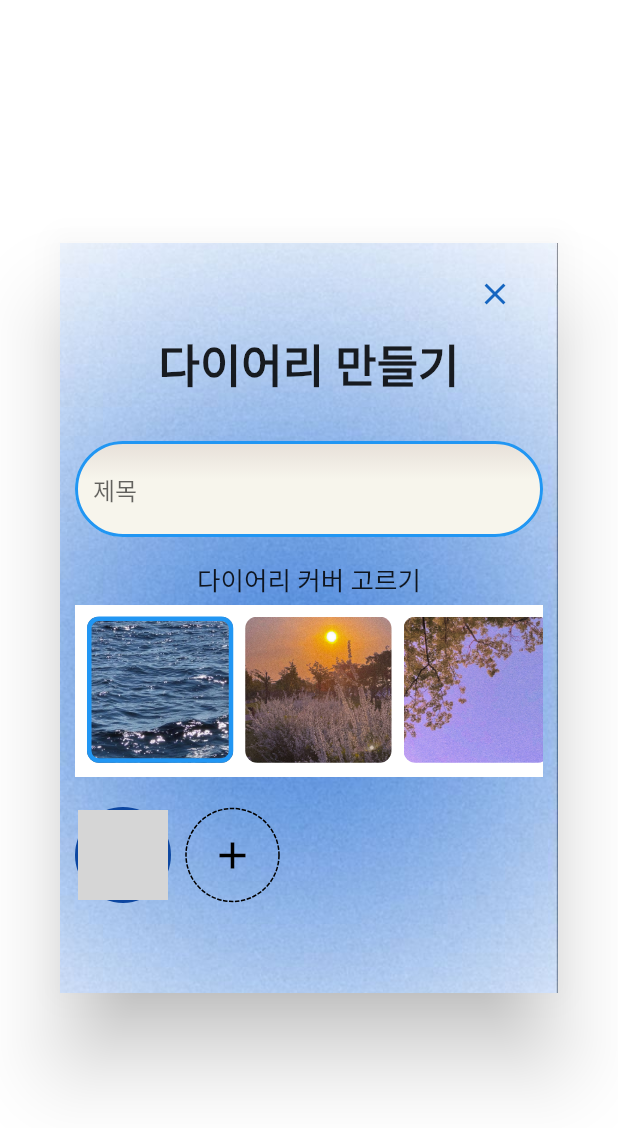
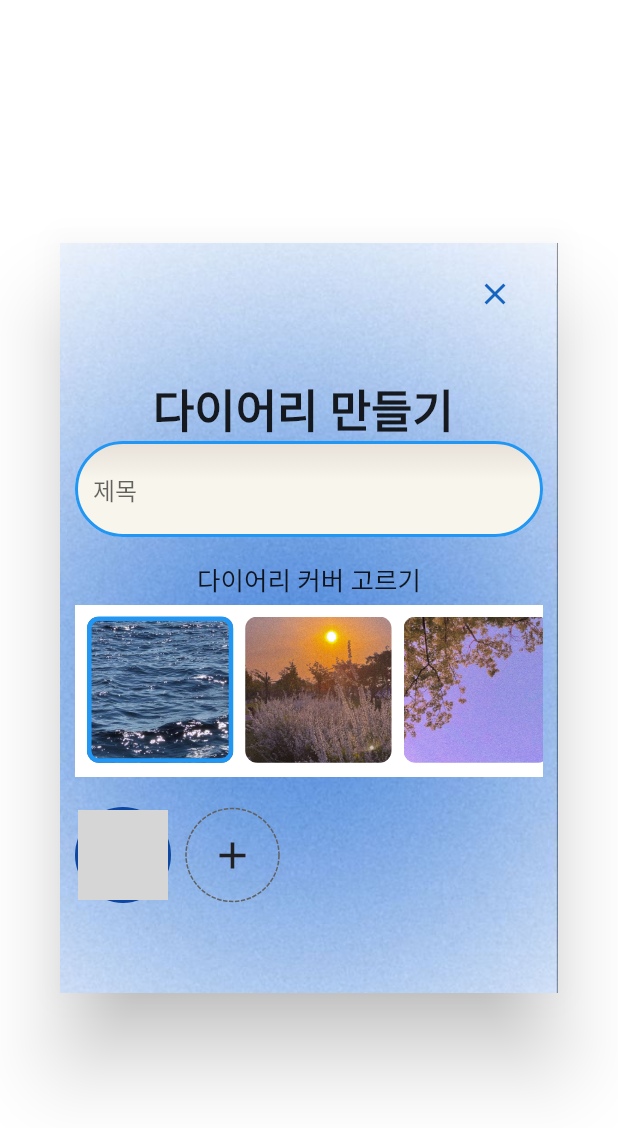
Before and after one commit to so0ng0970/youandi_diary, a Flutter app: the DiaryModal screen opened by its route, on a phone screen of 412 x 824 dp. Shown: the top 1128 px of the screen. Run offline on Flutter 3.47's test engine with Material 2 defaults, Android fonts, the phone set to English and light mode, and no system bars; drawn by our look-alikes of dotted_border; our stand-ins replace cloud_firestore, firebase_auth, firebase_core, flutter_riverpod, go_router, google_sign_in; missing offline and left inert: kakao_flutter_sdk; accounts and stored records are empty; network calls fail; Roboto replaces fonts that are missing (SongMyung); grey boxes are pictures that could not be loaded.

Commit message:
feat : modal

```diff
--- a/lib/common/component/diary_modal.dart
+++ b/lib/common/component/diary_modal.dart
@@ -2,6 +2,7 @@ import 'package:dotted_border/dotted_border.dart';
 import 'package:flutter/material.dart';
 import 'package:flutter_riverpod/flutter_riverpod.dart';
 import 'package:youandi_diary/common/const/color.dart';
+import 'package:youandi_diary/common/layout/diary_modal_layout.dart';
 
 import '../../user/provider/firebase_auth_provider.dart';
 
@@ -25,52 +26,10 @@ class _DiaryModalState extends ConsumerState<DiaryModal> {
   @override
   Widget build(BuildContext context) {
     final authState = ref.watch(firebase_auth_Provider);
-
-    return Dialog(
-      child: Container(
-        decoration: const BoxDecoration(
-          image: DecorationImage(
-            image: AssetImage(
-              'asset/image/diary/modal_bg.jpg',
-            ),
-            fit: BoxFit.cover,
-          ),
-        ),
-        width: 350,
-        height: 500,
-        child: Padding(
-          padding: const EdgeInsets.all(
-            10.0,
-          ),
-          child: Form(
-            child: Column(
-              crossAxisAlignment: CrossAxisAlignment.center,
-              mainAxisSize: MainAxisSize.min,
+    bool memberToggle = false;
+    return DiaryModalLayout(
+      title: '다이어리 만들기 ',
       children: [
-                Row(
-                  mainAxisAlignment: MainAxisAlignment.end,
-                  children: [
-                    TextButton(
-                      onPressed: () {
-                        Navigator.of(context).pop(); // 다이얼로그 닫기
-                      },
-                      child: Icon(
-                        Icons.close,
-                        color: Colors.blue[800],
-                      ),
-                    ),
-                  ],
-                ),
-                const Text(
-                  '다이어리 만들기',
-                  style: TextStyle(
-                    fontSize: 30,
-                    fontWeight: FontWeight.bold,
-                  ),
-                ),
-                const SizedBox(
-                  height: 30,
-                ),
         Container(
           decoration: const ShapeDecoration(
             gradient: LinearGradient(
@@ -135,8 +94,7 @@ class _DiaryModalState extends ConsumerState<DiaryModal> {
             child: Padding(
               padding: const EdgeInsets.all(8.0),
               child: GridView.builder(
-                        gridDelegate:
-                            const SliverGridDelegateWithMaxCrossAxisExtent(
+                gridDelegate: const SliverGridDelegateWithMaxCrossAxisExtent(
                   maxCrossAxisExtent: 100.0,
                   crossAxisSpacing: 8.0,
                 ),
@@ -182,7 +140,7 @@ class _DiaryModalState extends ConsumerState<DiaryModal> {
             child: Row(
               mainAxisAlignment: MainAxisAlignment.start,
               children: [
-                        // 사용자 프로필 이미지 표시
+                //  사용자 프로필 이미지 표시
                 authState.when(
                   data: (user) {
                     if (user != null) {
@@ -205,7 +163,6 @@ class _DiaryModalState extends ConsumerState<DiaryModal> {
                   error: (error, stackTrace) =>
                       Text('Error: $error'), // 에러 발생 시 표시할 위젯
                 ),
-                        // 친구 추가 버튼 추가
 
                 Padding(
                   padding: const EdgeInsets.only(
@@ -214,14 +171,19 @@ class _DiaryModalState extends ConsumerState<DiaryModal> {
                   child: DottedBorder(
                     padding: const EdgeInsets.all(7),
                     borderType: BorderType.Circle,
-                            color: Colors.black,
+                    color: Colors.grey[700]!,
                     strokeWidth: 1,
                     child: IconButton(
-                              onPressed: () {},
-                              icon: const Icon(
+                      onPressed: () {
+                        setState(() {
+                          memberToggle = !memberToggle;
+                          print(memberToggle);
+                        });
+                      },
+                      icon: Icon(
                         Icons.add,
                         size: 30.0,
-                                color: Colors.black,
+                        color: Colors.grey[900]!,
                       ),
                     ),
                   ),
@@ -231,10 +193,6 @@ class _DiaryModalState extends ConsumerState<DiaryModal> {
           ),
         ),
       ],
-            ),
-          ),
-        ),
-      ),
     );
   }
 }
--- /dev/null
+++ b/lib/common/layout/diary_modal_layout.dart
@@ -0,0 +1,70 @@
+import 'package:flutter/material.dart';
+
+class DiaryModalLayout extends StatelessWidget {
+  final String title;
+  final List<Widget> children;
+
+  const DiaryModalLayout({
+   required this.children,
+    required this.title,
+    super.key,
+  });
+
+  @override
+  Widget build(BuildContext context) {
+    return Dialog(
+      child: Container(
+        decoration: const BoxDecoration(
+          image: DecorationImage(
+            image: AssetImage(
+              'asset/image/diary/modal_bg.jpg',
+            ),
+            fit: BoxFit.cover,
+          ),
+        ),
+        width: 350,
+        height: 500,
+        child: Padding(
+          padding: const EdgeInsets.all(
+            10.0,
+          ),
+          child: Form(
+            child: Column(
+              crossAxisAlignment: CrossAxisAlignment.center,
+              mainAxisSize: MainAxisSize.min,
+              children: [
+                Row(
+                  mainAxisAlignment: MainAxisAlignment.end,
+                  children: [
+                    TextButton(
+                      onPressed: () {
+                        Navigator.of(context).pop(); // 다이얼로그 닫기
+                      },
+                      child: Icon(
+                        Icons.close,
+                        color: Colors.blue[800],
+                      ),
+                    ),
+                  ],
+                ),
+                const SizedBox(
+                  height: 30,
+                ),
+                Text(
+                  title,
+                  style: const TextStyle(
+                    fontSize: 30,
+                    fontWeight: FontWeight.bold,
+                  ),
+                ),
+                Column(
+                  children: children,
+                )
+              ],
+            ),
+          ),
+        ),
+      ),
+    );
+  }
+}
--- a/lib/common/screen/home_screen.dart
+++ b/lib/common/screen/home_screen.dart
@@ -133,7 +133,7 @@ class _HomeScreenState extends ConsumerState<HomeScreen> {
     showDialog(
       context: context,
       builder: (BuildContext context) {
-        return const DiaryModal();
+        return DiaryModal();
       },
     );
   }
--- a/lib/user/provider/auth_provider.dart
+++ b/lib/user/provider/auth_provider.dart
@@ -43,7 +43,7 @@ class AuthProvider extends ChangeNotifier {
               GoRoute(
                 path: 'diaryModal',
                 name: DiaryModal.routeName,
-                builder: (context, state) => const DiaryModal(),
+                builder: (context, state) => DiaryModal(),
               ),
             ])
       ];
```
Also changed, not shown: lib/user/repository/auth_repository.dart (added, +27 -0 lines). Lines whose indentation alone changed are shown as unchanged.
